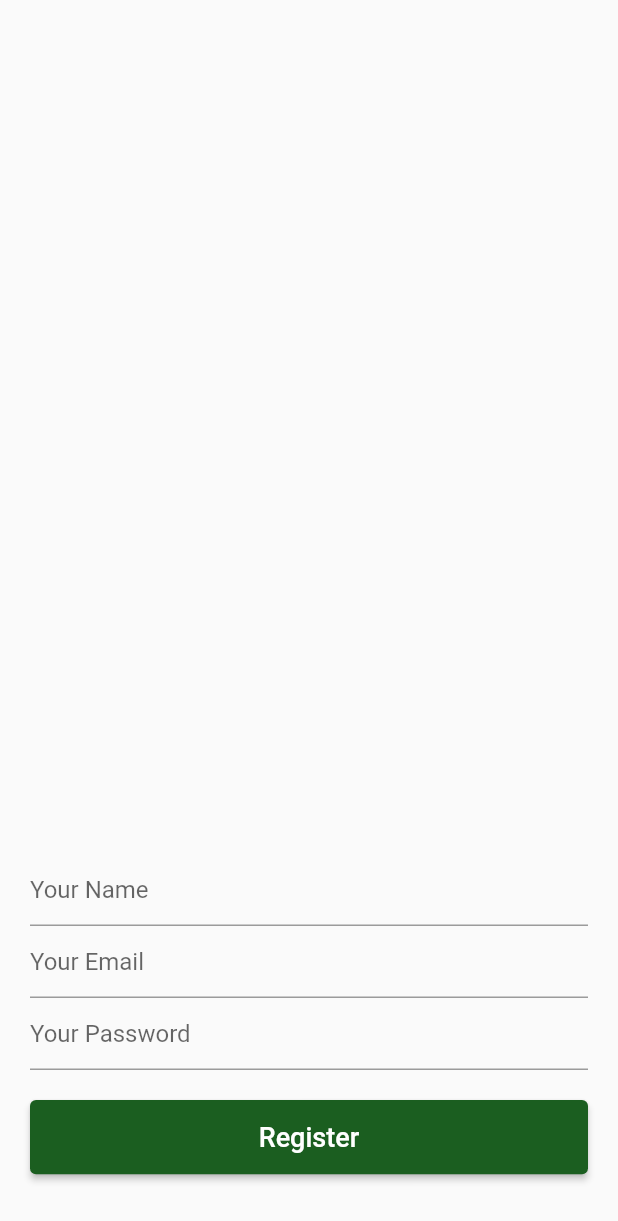
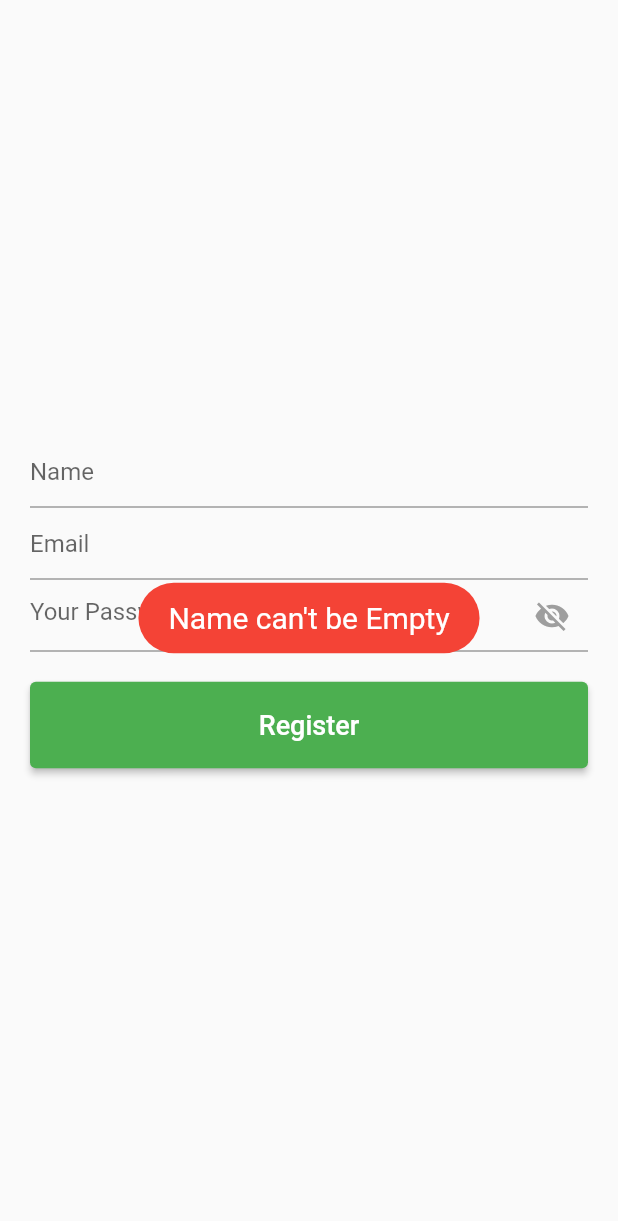
Before and after one commit to mscsapan/My-Firebase-App, a Flutter app: the screen it shows after launch, after a tap on "Register", on a phone screen of 412 x 824 dp. Shown: the top 1221 px of the screen. Run offline on Flutter 3.47's test engine with Material 2 defaults, Android fonts, the phone set to English and light mode, and no system bars; our stand-ins replace cloud_firestore, firebase_auth, firebase_core, fluttertoast; accounts and stored records are empty.

Commit message:
register with provider

```diff
--- /dev/null
+++ b/lib/auth_provider/auth_provider.dart
@@ -0,0 +1,59 @@
+import 'package:cloud_firestore/cloud_firestore.dart';
+import 'package:firebase_auth/firebase_auth.dart';
+import 'package:flutter/material.dart';
+import 'package:fluttertoast/fluttertoast.dart';
+
+class AuthProvider with ChangeNotifier {
+  bool isShow = false;
+  bool loading = false;
+
+  void showPassword() {
+    isShow = !isShow;
+    notifyListeners();
+  }
+
+  Future<void> createAndStoreUser(
+      BuildContext context, String name, String email, String password) async {
+    if (name.trim().isEmpty) {
+      messages("Name can't be Empty");
+    } else if ((email.isEmpty) || !(email.contains('@'))) {
+      messages('Invalid or Empty');
+    } else if (password.isEmpty || password.length < 4) {
+      messages('Empty or Short Password');
+    } else {
+      try {
+        loading = true;
+        notifyListeners();
+        UserCredential userCredential = await FirebaseAuth.instance
+            .createUserWithEmailAndPassword(email: email, password: password)
+            .then((value) => messages('Successfully Register'));
+        loading = true;
+        notifyListeners();
+        await FirebaseFirestore.instance
+            .collection('users')
+            .doc(userCredential.user!.uid)
+            .set({
+          "name": name,
+          "email": email,
+          "password": password,
+          "uid": userCredential.user!.uid,
+        }).then((value) {
+          loading = false;
+          notifyListeners();
+          Navigator.pushNamed(context, '/home_screen');
+        });
+      } on FirebaseAuthException catch (e) {
+        debugPrint(e.toString());
+      }
+    }
+  }
+}
+
+messages(String message) {
+  return Fluttertoast.showToast(
+      msg: message,
+      backgroundColor: Colors.red,
+      textColor: Colors.white,
+      fontSize: 20.0,
+      gravity: ToastGravity.CENTER);
+}
--- a/lib/main.dart
+++ b/lib/main.dart
@@ -1,13 +1,22 @@
 import 'package:flutter/material.dart';
 import 'package:firebase_core/firebase_core.dart';
+import 'package:my_firebase/auth_provider/auth_provider.dart';
 import 'package:my_firebase/screen/authentic/user_registration.dart';
+import 'package:my_firebase/screen/home_screen.dart';
+import 'package:provider/provider.dart';
 
 void main() async {
   WidgetsFlutterBinding.ensureInitialized();
   await Firebase.initializeApp();
   runApp(
-    const MaterialApp(
-      home: UserRegistration(),
+    MaterialApp(
+      routes: {
+        '/': (context) => ChangeNotifierProvider<AuthProvider>(
+              create: (context) => AuthProvider(),
+              child: UserRegistration(),
+            ),
+        '/home_screen': (context) => const HomeScreen(),
+      },
       debugShowCheckedModeBanner: false,
     ),
   );
--- a/lib/screen/authentic/user_registration.dart
+++ b/lib/screen/authentic/user_registration.dart
@@ -1,40 +1,72 @@
 import 'package:flutter/material.dart';
+import 'package:my_firebase/auth_provider/auth_provider.dart';
 import 'package:my_firebase/views/user_input.dart';
+import 'package:provider/provider.dart';
 
 class UserRegistration extends StatelessWidget {
-  const UserRegistration({Key? key}) : super(key: key);
+  UserRegistration({Key? key}) : super(key: key);
+  final TextEditingController _nameController = TextEditingController();
+  final TextEditingController _emailController = TextEditingController();
+  final TextEditingController _passwordController = TextEditingController();
 
   @override
   Widget build(BuildContext context) {
     final size = MediaQuery.of(context).size;
+    final AuthProvider authProvider =
+        Provider.of<AuthProvider>(context, listen: true);
     return Scaffold(
       body: Container(
         height: size.height,
         width: size.width,
         margin: const EdgeInsets.symmetric(vertical: 20.0, horizontal: 20.0)
             .copyWith(bottom: size.height * 0.05),
-        alignment: Alignment.bottomCenter,
-        child: Column(
-          mainAxisAlignment: MainAxisAlignment.end,
+        alignment: Alignment.center,
+        child: Consumer<AuthProvider>(
+          builder: (context, AuthProvider auth, _) {
+            bool active = context.read<AuthProvider>().isShow;
+            return Column(
+              mainAxisAlignment: MainAxisAlignment.center,
               mainAxisSize: MainAxisSize.min,
               children: [
-            const UserInput(hintText: 'Your Name'),
-            const UserInput(hintText: 'Your Email'),
-            const UserInput(hintText: 'Your Password', isObscure: true),
+                UserInput(controller: _nameController, hintText: 'Name'),
+                UserInput(controller: _emailController, hintText: 'Email'),
+                UserInput(
+                  controller: _passwordController,
+                  hintText: 'Your Password',
+                  suffixIcon: IconButton(
+                    splashRadius: 24.0,
+                    onPressed: () => auth.showPassword(),
+                    icon: active == true
+                        ? const Icon(Icons.visibility, color: Colors.grey)
+                        : const Icon(Icons.visibility_off, color: Colors.grey),
+                  ),
+                  isObscure: !active,
+                ),
                 const SizedBox(height: 20.0),
-            SizedBox(
+                authProvider.loading == false
+                    ? SizedBox(
                         width: size.width,
-              height: size.height * 0.06,
+                        height: size.height * 0.07,
                         child: ElevatedButton(
-                style: ElevatedButton.styleFrom(primary: Colors.green[900]),
-                onPressed: () {},
+                          style:
+                              ElevatedButton.styleFrom(primary: Colors.green),
+                          onPressed: () {
+                            authProvider.createAndStoreUser(
+                                context,
+                                _nameController.text,
+                                _emailController.text,
+                                _passwordController.text);
+                          },
                           child: const Text(
                             'Register',
                             style: TextStyle(fontSize: 18.0),
                           ),
                         ),
-            ),
+                      )
+                    : const CircularProgressIndicator(),
               ],
+            );
+          },
         ),
       ),
     );
--- a/lib/views/user_input.dart
+++ b/lib/views/user_input.dart
@@ -1,14 +1,22 @@
 import 'package:flutter/material.dart';
 
 class UserInput extends StatelessWidget {
-  const UserInput({Key? key, required this.hintText, this.isObscure = false})
+  const UserInput(
+      {Key? key,
+      required this.controller,
+      required this.hintText,
+      this.suffixIcon,
+      this.isObscure})
       : super(key: key);
   final String hintText;
-  final bool isObscure;
+  final bool? isObscure;
+  final TextEditingController controller;
+  final Widget? suffixIcon;
 
   @override
   Widget build(BuildContext context) {
     return TextField(
+      controller: controller,
       decoration: InputDecoration(
         border: const UnderlineInputBorder(
           borderSide: BorderSide(color: Colors.black26),
@@ -17,9 +25,9 @@ class UserInput extends StatelessWidget {
           borderSide: BorderSide(color: Colors.black26),
         ),
         hintText: hintText,
+        suffixIcon: suffixIcon,
       ),
-      obscuringCharacter: '*',
-      obscureText: isObscure ? true : false,
+      obscureText: isObscure ?? false,
     );
   }
 }
--- a/pubspec.yaml
+++ b/pubspec.yaml
@@ -40,6 +40,8 @@ dependencies:
   hive: ^2.2.3
   hive_flutter: ^1.1.0
   path_provider: ^2.0.11
+  provider: ^6.0.3
+  fluttertoast: ^8.0.9
 
 dev_dependencies:
   flutter_test:
```
Also changed, not shown: pubspec.lock, 1 other file. Lines whose indentation alone changed are shown as unchanged.
